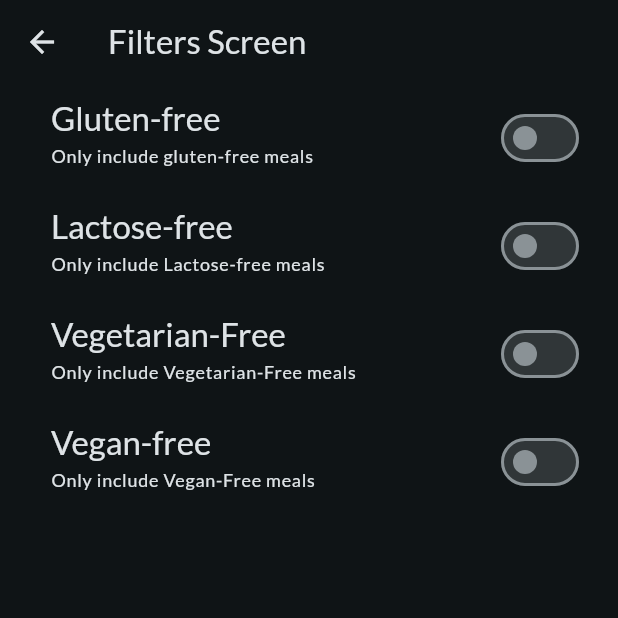
After one commit to HassamAli2174/Meal_App, a Flutter app: the FiltersScreen screen opened directly, on a phone screen of 412 x 824 dp, the top half of it. The commit adds this screen. Run offline on Flutter 3.47's test engine with Material 3 defaults, Android fonts, the phone set to English and light mode, and no system bars; our stand-ins replace google_fonts, transparent_image.

Commit message:
Refactor color scheme in UI components to use onSurface instead of onBackground for better visibility. Remove unused imports in main.dart and meal_item.dart. Add FiltersScreen navigation in TabsScreen. have also used PopScope for easy data handling.

```diff
--- a/lib/main.dart
+++ b/lib/main.dart
@@ -1,10 +1,6 @@
 import 'package:flutter/material.dart';
 
 import 'package:google_fonts/google_fonts.dart';
-import 'package:meal_app/data/dummy_data.dart';
-import 'package:meal_app/models/meal.dart';
-import 'package:meal_app/screens/categories.dart';
-import 'package:meal_app/screens/meals.dart';
 import 'package:meal_app/screens/tabs.dart';
 
 final theme = ThemeData(
--- /dev/null
+++ b/lib/screens/filters.dart
@@ -0,0 +1,139 @@
+import 'package:flutter/material.dart';
+import 'package:meal_app/screens/tabs.dart';
+import 'package:meal_app/widgets/main_drawer.dart';
+
+enum Filter { glutenFree, lactoseFree, vegetarian, vegan }
+
+class FiltersScreen extends StatefulWidget {
+  const FiltersScreen({super.key});
+
+  @override
+  State<FiltersScreen> createState() => _FiltersScreenState();
+}
+
+class _FiltersScreenState extends State<FiltersScreen> {
+  var _glutenFree = false;
+  var _lactoseFree = false;
+  var _vegetarianFree = false;
+  var _veganFree = false;
+  @override
+  Widget build(BuildContext context) {
+    return Scaffold(
+      appBar: AppBar(title: Text('Filters Screen')),
+      // drawer: MainDrawer(
+      //   onSelectScreen: (identifier) {
+      //     if (identifier == 'meals') {
+      //       Navigator.of(context).pop();
+      //       Navigator.of(context).pushReplacement(
+      //         MaterialPageRoute(builder: (ctx) => TabsScreen()),
+      //       );
+      //     }
+      //   },
+      // ),
+      body: PopScope(
+        canPop: false,
+        onPopInvokedWithResult: (bool didPop, dynamic result) {
+          if (didPop) return;
+          Navigator.of(context).pop({
+            Filter.glutenFree: _glutenFree,
+            Filter.lactoseFree: _lactoseFree,
+            Filter.vegetarian: _vegetarianFree,
+            Filter.vegan: _veganFree,
+          });
+        },
+        child: Column(
+          children: [
+            SwitchListTile(
+              value: _glutenFree,
+              onChanged: (isChecked) {
+                setState(() {
+                  _glutenFree = isChecked;
+                });
+              },
+              title: Text(
+                'Gluten-free',
+                style: Theme.of(context).textTheme.titleLarge!.copyWith(
+                  color: Theme.of(context).colorScheme.onSurface,
+                ),
+              ),
+              subtitle: Text(
+                'Only include gluten-free meals',
+                style: Theme.of(context).textTheme.labelMedium!.copyWith(
+                  color: Theme.of(context).colorScheme.onBackground,
+                ),
+              ),
+              activeColor: Theme.of(context).colorScheme.tertiary,
+              contentPadding: const EdgeInsets.only(left: 34, right: 22),
+            ),
+            SwitchListTile(
+              value: _lactoseFree,
+              onChanged: (isChecked) {
+                setState(() {
+                  _lactoseFree = isChecked;
+                });
+              },
+              title: Text(
+                'Lactose-free',
+                style: Theme.of(context).textTheme.titleLarge!.copyWith(
+                  color: Theme.of(context).colorScheme.onSurface,
+                ),
+              ),
+              subtitle: Text(
+                'Only include Lactose-free meals',
+                style: Theme.of(context).textTheme.labelMedium!.copyWith(
+                  color: Theme.of(context).colorScheme.onBackground,
+                ),
+              ),
+              activeColor: Theme.of(context).colorScheme.tertiary,
+              contentPadding: const EdgeInsets.only(left: 34, right: 22),
+            ),
+            SwitchListTile(
+              value: _vegetarianFree,
+              onChanged: (isChecked) {
+                setState(() {
+                  _vegetarianFree = isChecked;
+                });
+              },
+              title: Text(
+                'Vegetarian-Free',
+                style: Theme.of(context).textTheme.titleLarge!.copyWith(
+                  color: Theme.of(context).colorScheme.onSurface,
+                ),
+              ),
+              subtitle: Text(
+                'Only include Vegetarian-Free meals',
+                style: Theme.of(context).textTheme.labelMedium!.copyWith(
+                  color: Theme.of(context).colorScheme.onBackground,
+                ),
+              ),
+              activeColor: Theme.of(context).colorScheme.tertiary,
+              contentPadding: const EdgeInsets.only(left: 34, right: 22),
+            ),
+            SwitchListTile(
+              value: _veganFree,
+              onChanged: (isChecked) {
+                setState(() {
+                  _veganFree = isChecked;
+                });
+              },
+              title: Text(
+                'Vegan-free',
+                style: Theme.of(context).textTheme.titleLarge!.copyWith(
+                  color: Theme.of(context).colorScheme.onSurface,
+                ),
+              ),
+              subtitle: Text(
+                'Only include Vegan-Free meals',
+                style: Theme.of(context).textTheme.labelMedium!.copyWith(
+                  color: Theme.of(context).colorScheme.onBackground,
+                ),
+              ),
+              activeColor: Theme.of(context).colorScheme.tertiary,
+              contentPadding: const EdgeInsets.only(left: 34, right: 22),
+            ),
+          ],
+        ),
+      ),
+    );
+  }
+}
--- a/lib/screens/meals.dart
+++ b/lib/screens/meals.dart
@@ -36,14 +36,14 @@ class MealsScreen extends StatelessWidget {
           Text(
             'Uh oh ... nothing here!',
             style: Theme.of(context).textTheme.headlineLarge!.copyWith(
-              color: Theme.of(context).colorScheme.onBackground,
+              color: Theme.of(context).colorScheme.onSurface,
             ),
           ),
           const SizedBox(height: 16),
           Text(
             'Try selecting a different category!',
             style: Theme.of(context).textTheme.bodyLarge!.copyWith(
-              color: Theme.of(context).colorScheme.onBackground,
+              color: Theme.of(context).colorScheme.onSurface,
             ),
           ),
         ],
--- a/lib/widgets/meal_item.dart
+++ b/lib/widgets/meal_item.dart
@@ -1,6 +1,5 @@
 import 'package:flutter/material.dart';
 import 'package:meal_app/models/meal.dart';
-import 'package:meal_app/screens/meal_details.dart';
 import 'package:meal_app/widgets/meal_item_trait.dart';
 import 'package:transparent_image/transparent_image.dart';
 
```
Also changed, not shown: lib/screens/tabs.dart (+5 -2 lines), lib/widgets/main_drawer.dart (+6 -6 lines).
